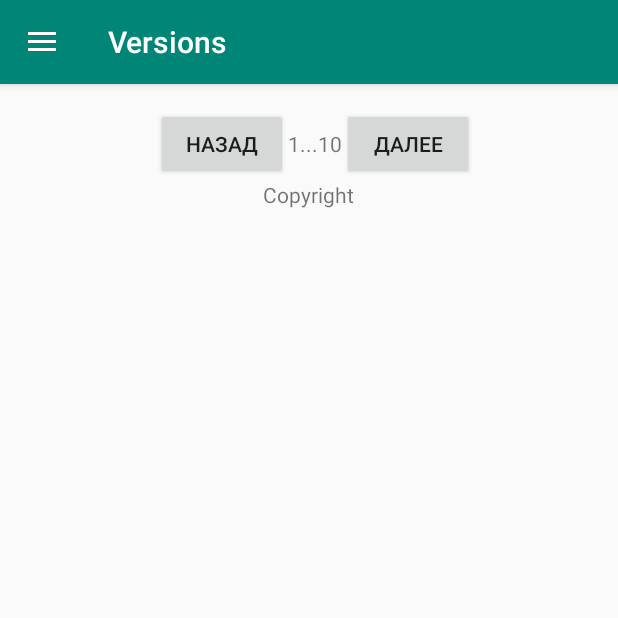
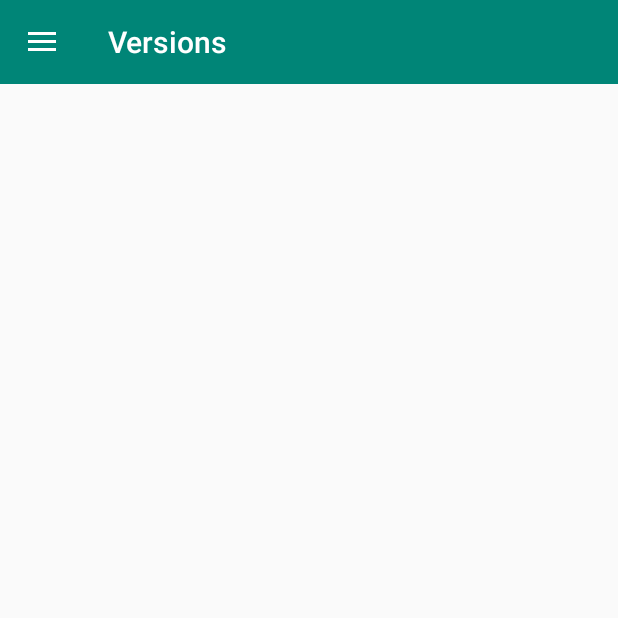
Before and after one commit to DenisBarbar/ChangeLoggerGIT, an Android app: the ChangesHeaderFragment screen opened directly, with no data from a screen before it, in the side drawer, after a tap on "Versions", on a phone screen of 412 x 824 dp, the top half of it. Run offline under Robolectric (Android 15) with nearby library versions, the phone set to English and light mode, and no system bars.

```diff
--- a/ChangeLogger/app/src/main/java/com/fast_report/changelogger/ChangeLab.java
+++ b/ChangeLogger/app/src/main/java/com/fast_report/changelogger/ChangeLab.java
@@ -9,7 +9,7 @@ import java.util.UUID;
 public class ChangeLab {
     private static ChangeLab sChangeLab;
 
-    private List<Change> mChanges;
+     private List<Change> mChanges;
 
     public static ChangeLab get(Context context) {
         if (sChangeLab == null){
@@ -17,9 +17,10 @@ public class ChangeLab {
         }
         return sChangeLab;
     }
+
     private ChangeLab(Context context){
         mChanges = new ArrayList<>();
-        for (int i = 0; i < 100; i++){
+        for (int i = 0; i < 10; i++){
             Change change = new Change();
             change.setVersion("1.0" + i);
             change.setType("changed");
--- a/ChangeLogger/app/src/main/java/com/fast_report/changelogger/ChangesHeaderFragment.java
+++ b/ChangeLogger/app/src/main/java/com/fast_report/changelogger/ChangesHeaderFragment.java
@@ -6,8 +6,14 @@ import android.util.Log;
 import android.view.LayoutInflater;
 import android.view.View;
 import android.view.ViewGroup;
+import android.widget.Button;
+
+import java.util.List;
 
 public class ChangesHeaderFragment extends Fragment {
+
+    Button newButton;
+
     @Override
     public void onCreate(Bundle savedInstanceState) {
         super.onCreate(savedInstanceState);
@@ -19,6 +25,12 @@ public class ChangesHeaderFragment extends Fragment {
         Log.d("ChangesHeaderFragment", "onCreateHeaderView");
         ((MainActivity)getActivity()).setActionBarTitle("Changes");
         View view = inflater.inflate(R.layout.fragment_changes_header, container, false);
+        newButton = (Button) view.findViewById(R.id.button_new);
+        newButton.setOnClickListener (new View.OnClickListener() {
+            @Override
+            public void onClick(View v) {
+            }
+        });
         return view;
     }
 
--- a/ChangeLogger/app/src/main/java/com/fast_report/changelogger/ChangesListFragment.java
+++ b/ChangeLogger/app/src/main/java/com/fast_report/changelogger/ChangesListFragment.java
@@ -18,7 +18,7 @@ public class ChangesListFragment extends Fragment {
 
     private RecyclerView mChangeRecyclerView;
     private ChangeAdapter mAdapter;
-    private List<Change> mChanges;
+    public List<Change> mChanges;
 
     @Override
     public void onCreate(Bundle savedInstanceState) {
@@ -156,7 +156,6 @@ public class ChangesListFragment extends Fragment {
                 }
             });
         }
-
     }
 
     private class ChangeAdapter extends RecyclerView.Adapter<ChangeHolder>{
--- a/ChangeLogger/app/src/main/java/com/fast_report/changelogger/LoginActivity.java
+++ b/ChangeLogger/app/src/main/java/com/fast_report/changelogger/LoginActivity.java
@@ -1,18 +1,28 @@
 package com.fast_report.changelogger;
 
+import android.content.Context;
 import android.content.Intent;
 import android.os.Bundle;
 import android.support.v7.app.AppCompatActivity;
 import android.view.View;
+import android.view.WindowManager;
+import android.view.inputmethod.InputMethodManager;
 import android.widget.Button;
+import android.widget.EditText;
 
 public class LoginActivity extends AppCompatActivity  {
+
+    private EditText mUserField;
+    private EditText mPasswordField;
 
     private Button mLoginButton;
     @Override
     protected void onCreate(Bundle savedInstanceState) {
         super.onCreate(savedInstanceState);
         setContentView(R.layout.activity_login);
+
+        mUserField = (EditText) findViewById(R.id.username_field);
+        mPasswordField = (EditText) findViewById(R.id.password_field);
 
         mLoginButton = (Button) findViewById(R.id.login_button);
         mLoginButton.setOnClickListener(new View.OnClickListener() {
--- a/ChangeLogger/app/src/main/java/com/fast_report/changelogger/MainActivity.java
+++ b/ChangeLogger/app/src/main/java/com/fast_report/changelogger/MainActivity.java
@@ -1,6 +1,8 @@
 package com.fast_report.changelogger;
 
+import android.content.Context;
 import android.os.Bundle;
+import android.support.annotation.NonNull;
 import android.support.v4.app.FragmentTransaction;
 import android.support.design.widget.NavigationView;
 import android.support.v4.view.GravityCompat;
@@ -9,13 +11,17 @@ import android.support.v7.app.ActionBarDrawerToggle;
 import android.support.v7.app.AppCompatActivity;
 import android.support.v7.widget.Toolbar;
 import android.view.MenuItem;
+import android.view.MotionEvent;
+import android.view.View;
+import android.view.WindowManager;
+import android.view.inputmethod.InputMethodManager;
+import android.widget.EditText;
 
 public class MainActivity extends AppCompatActivity
         implements NavigationView.OnNavigationItemSelectedListener {
 
     ChangesListFragment mChangesListFragment;
     ChangesHeaderFragment mChangesHeaderFragment;
-    PaginationFragment mPaginationFragment;
     ProductsFragment productsFragment;
     VersionsFragment versionsFragment;
     CRUDFragment crudFragment;
@@ -23,6 +29,11 @@ public class MainActivity extends AppCompatActivity
 
     @Override
     protected void onCreate(Bundle savedInstanceState) {
+
+        //Скрывать клавиатуру при создании активности
+        getWindow().setSoftInputMode(
+                WindowManager.LayoutParams.SOFT_INPUT_STATE_ALWAYS_HIDDEN
+        );
         super.onCreate(savedInstanceState);
         setContentView(R.layout.activity_main);
         Toolbar toolbar = (Toolbar) findViewById(R.id.toolbar);
@@ -39,7 +50,6 @@ public class MainActivity extends AppCompatActivity
 
         mChangesListFragment = new ChangesListFragment();
         mChangesHeaderFragment = new ChangesHeaderFragment();
-        mPaginationFragment = new PaginationFragment();
         productsFragment = new ProductsFragment();
         versionsFragment = new VersionsFragment();
         crudFragment = new CRUDFragment();
@@ -47,9 +57,8 @@ public class MainActivity extends AppCompatActivity
 
         if (savedInstanceState == null){
             FragmentTransaction ftrans = getSupportFragmentManager().beginTransaction();
-            ftrans.add(R.id.head_fragment, mChangesHeaderFragment);
-            ftrans.add(R.id.main_fragment, mChangesListFragment);
-            ftrans.add(R.id.footer_fragment, mPaginationFragment);
+            ftrans.replace(R.id.head_fragment, mChangesHeaderFragment);
+            ftrans.replace(R.id.main_fragment, mChangesListFragment);
             ftrans.commit();
             navigationView.setCheckedItem(R.id.nav_changes);
         }
@@ -81,15 +90,17 @@ public class MainActivity extends AppCompatActivity
         if (id == R.id.nav_changes) {
             ftrans.replace(R.id.head_fragment, mChangesHeaderFragment);
             ftrans.replace(R.id.main_fragment, mChangesListFragment);
-            ftrans.replace(R.id.footer_fragment, mPaginationFragment);
         } else if (id == R.id.nav_products) {
             ftrans.remove(mChangesHeaderFragment);
             ftrans.replace(R.id.main_fragment, productsFragment);
         } else if (id == R.id.nav_versions) {
+            ftrans.remove(mChangesHeaderFragment);
             ftrans.replace(R.id.main_fragment, versionsFragment);
         } else if (id == R.id.nav_crud) {
+            ftrans.remove(mChangesHeaderFragment);
             ftrans.replace(R.id.main_fragment, crudFragment);
         } else if (id == R.id.nav_admin) {
+            ftrans.remove(mChangesHeaderFragment);
             ftrans.replace(R.id.main_fragment, adminFragment);
         } else if (id == R.id.nav_profile) {
 
@@ -109,4 +120,21 @@ public class MainActivity extends AppCompatActivity
     protected void onSaveInstanceState(Bundle outState) {
         super.onSaveInstanceState(outState);
     }
+
+    //Метод скрытия клавиатуры по любому действию
+    /*
+    @Override
+    public boolean dispatchTouchEvent(@NonNull MotionEvent event) {
+        if (event.getAction() == MotionEvent.ACTION_DOWN) {
+            View v = getCurrentFocus();
+            if (v instanceof EditText) {
+                v.clearFocus();
+                InputMethodManager imm = (InputMethodManager) getSystemService(Context.INPUT_METHOD_SERVICE);
+                imm.hideSoftInputFromWindow(v.getWindowToken(), 0);
+
+            }
+        }
+        return super.dispatchTouchEvent(event);
+    }
+    */
 }
--- a/ChangeLogger/app/src/main/java/com/fast_report/changelogger/PaginationFragment.java
+++ /dev/null
@@ -1,29 +0,0 @@
-package com.fast_report.changelogger;
-
-import android.os.Bundle;
-import android.support.v4.app.Fragment;
-import android.util.Log;
-import android.view.LayoutInflater;
-import android.view.View;
-import android.view.ViewGroup;
-
-public class PaginationFragment extends Fragment {
-    @Override
-    public void onCreate(Bundle savedInstanceState) {
-        super.onCreate(savedInstanceState);
-        Log.d("PaginationFragment", "onCreatePagination");
-    }
-
-    @Override
-    public View onCreateView(LayoutInflater inflater, ViewGroup container, Bundle savedInstanceState){
-        Log.d("PaginationFragment", "onCreatePagination");
-        View view = inflater.inflate(R.layout.fragment_pagination, container, false);
-        return view;
-    }
-
-    @Override
-    public void onStart() {
-        super.onStart();
-        Log.d("PaginationFragment", "onCreatePagination");
-    }
-}
--- a/ChangeLogger/app/src/main/java/com/fast_report/changelogger/SingleChangeActivity.java
+++ b/ChangeLogger/app/src/main/java/com/fast_report/changelogger/SingleChangeActivity.java
@@ -2,7 +2,12 @@ package com.fast_report.changelogger;
 
 import android.content.Context;
 import android.content.Intent;
+import android.support.annotation.NonNull;
 import android.support.v4.app.Fragment;
+import android.view.MotionEvent;
+import android.view.View;
+import android.view.inputmethod.InputMethodManager;
+import android.widget.EditText;
 
 import java.util.UUID;
 
@@ -16,10 +21,31 @@ public class SingleChangeActivity extends SingleFragmentActivity {
         return intent;
     }
 
+    public static Intent newIntent(Context packageContext){
+        Intent intent = new Intent(packageContext, SingleChangeActivity.class);
+        return intent;
+    }
+
     @Override
     protected Fragment createFragment(){
         UUID changeId = (UUID) getIntent().getSerializableExtra(EXTRA_CHANGE_ID);
         return SingleChangeFragment.newInstance(changeId);
     }
 
+    //Метод скрытия клавиатуры по любому нажатию
+    /*
+    @Override
+    public boolean dispatchTouchEvent(@NonNull MotionEvent event) {
+        if (event.getAction() == MotionEvent.ACTION_DOWN) {
+            View v = getCurrentFocus();
+            if (v instanceof EditText) {
+                v.clearFocus();
+                InputMethodManager imm = (InputMethodManager) getSystemService(Context.INPUT_METHOD_SERVICE);
+                imm.hideSoftInputFromWindow(v.getWindowToken(), 0);
+
+            }
+        }
+        return super.dispatchTouchEvent(event);
+    }
+    */
 }
--- a/ChangeLogger/app/src/main/java/com/fast_report/changelogger/SingleChangeFragment.java
+++ b/ChangeLogger/app/src/main/java/com/fast_report/changelogger/SingleChangeFragment.java
@@ -11,7 +11,6 @@ import android.widget.EditText;
 import android.widget.Spinner;
 
 import java.util.UUID;
-import java.util.concurrent.Callable;
 
 public class SingleChangeFragment extends Fragment {
 
@@ -39,8 +38,8 @@ public class SingleChangeFragment extends Fragment {
     @Override
     public void onCreate(Bundle savedInstanceState){
         super.onCreate(savedInstanceState);
-        UUID crimeId = (UUID) getArguments().getSerializable(ARG_CHANGE_ID);
-        mChange = ChangeLab.get(getActivity()).getChange(crimeId);
+        UUID changeID = (UUID) getArguments().getSerializable(ARG_CHANGE_ID);
+        mChange = ChangeLab.get(getActivity()).getChange(changeID);
     }
     @Override
     public View onCreateView (LayoutInflater inflater, final ViewGroup container,
@@ -81,6 +80,7 @@ public class SingleChangeFragment extends Fragment {
                 mChange.setChangedText(mTextField.getText().toString());
                 mChange.setType(mTypeSpinner.getSelectedItem().toString());
                 mChange.setGroup(mGroupSpinner.getSelectedItem().toString());
+                getActivity().onBackPressed();
             }
         });
         mResetButton = (Button) v.findViewById(R.id.reset_button);
--- a/ChangeLogger/app/src/main/res/layout/content_main.xml
+++ b/ChangeLogger/app/src/main/res/layout/content_main.xml
@@ -14,14 +14,7 @@
     <FrameLayout
         android:id="@+id/main_fragment"
         android:layout_width="match_parent"
-        android:layout_height="wrap_content"
-        android:orientation="vertical">
+        android:layout_height="wrap_content">
     </FrameLayout>
 
-    <FrameLayout
-        android:id="@+id/footer_fragment"
-        android:layout_width="match_parent"
-        android:layout_height="wrap_content"
-        android:orientation="vertical"></FrameLayout>
-
 </LinearLayout>
--- a/ChangeLogger/app/src/main/res/layout/fragment_changes_header.xml
+++ b/ChangeLogger/app/src/main/res/layout/fragment_changes_header.xml
@@ -32,7 +32,7 @@
             android:inputType="textPersonName" />
 
         <Button
-            android:id="@+id/buttonSearch"
+            android:id="@+id/button_search"
             android:layout_width="wrap_content"
             android:layout_height="wrap_content"
             android:layout_weight="1"
@@ -80,14 +80,14 @@
         android:orientation="horizontal">
 
         <Button
-            android:id="@+id/buttonSave"
+            android:id="@+id/button_save"
             android:layout_width="wrap_content"
             android:layout_height="wrap_content"
             android:layout_weight="1"
             android:text="@string/button_save" />
 
         <Button
-            android:id="@+id/buttonNew"
+            android:id="@+id/button_new"
             android:layout_width="wrap_content"
             android:layout_height="wrap_content"
             android:layout_weight="1"
@@ -108,5 +108,4 @@
             android:background="@android:color/background_light"
             android:entries="@array/products" />
     </LinearLayout>
-
 </LinearLayout>
--- a/ChangeLogger/app/src/main/res/layout/fragment_pagination.xml
+++ /dev/null
@@ -1,62 +0,0 @@
-<?xml version="1.0" encoding="utf-8"?>
-<LinearLayout xmlns:android="http://schemas.android.com/apk/res/android"
-    android:layout_width="match_parent"
-    android:layout_height="wrap_content"
-    android:orientation="vertical"
-    android:padding="16dp">
-
-    <RelativeLayout
-        android:layout_width="match_parent"
-        android:layout_height="wrap_content">
-
-        <Button
-            android:id="@+id/prew_button"
-            android:layout_width="wrap_content"
-            android:layout_height="wrap_content"
-            android:layout_centerInParent="true"
-            android:layout_toLeftOf="@+id/first_page"
-            android:text="Назад" />
-
-        <TextView
-            android:id="@+id/first_page"
-            android:layout_width="wrap_content"
-            android:layout_height="wrap_content"
-            android:layout_centerInParent="true"
-            android:layout_toLeftOf="@+id/central_text"
-            android:text="1" />
-
-        <TextView
-            android:id="@+id/central_text"
-            android:layout_width="wrap_content"
-            android:layout_height="wrap_content"
-            android:layout_centerInParent="true"
-            android:text="..." />
-
-        <TextView
-
-            android:id="@+id/last_page"
-            android:layout_width="wrap_content"
-            android:layout_height="wrap_content"
-            android:layout_centerInParent="true"
-            android:layout_toRightOf="@+id/central_text"
-            android:text="10" />
-
-        <Button
-            android:id="@+id/next_button"
-            android:layout_width="wrap_content"
-            android:layout_height="wrap_content"
-            android:layout_centerInParent="true"
-            android:layout_toRightOf="@+id/last_page"
-            android:text="Далее" />
-
-    </RelativeLayout>
-
-    <TextView
-        android:id="@+id/textView3"
-        android:layout_width="wrap_content"
-        android:layout_height="wrap_content"
-        android:layout_gravity="center"
-        android:layout_weight="1"
-        android:text="Copyright" />
-
-</LinearLayout>
```
